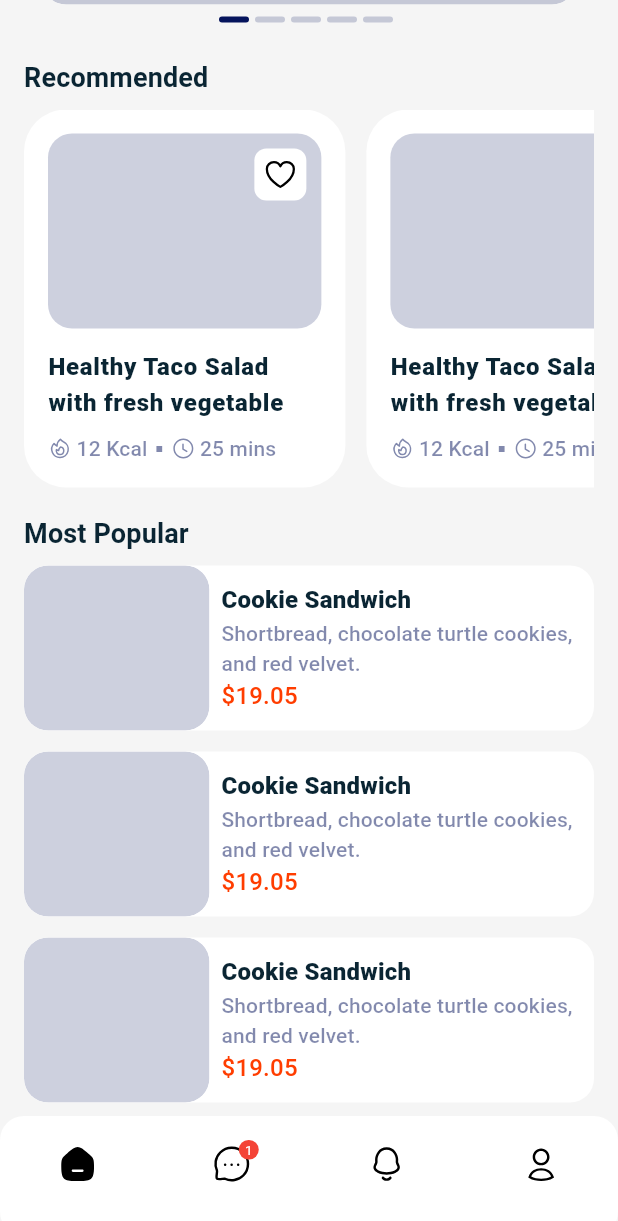
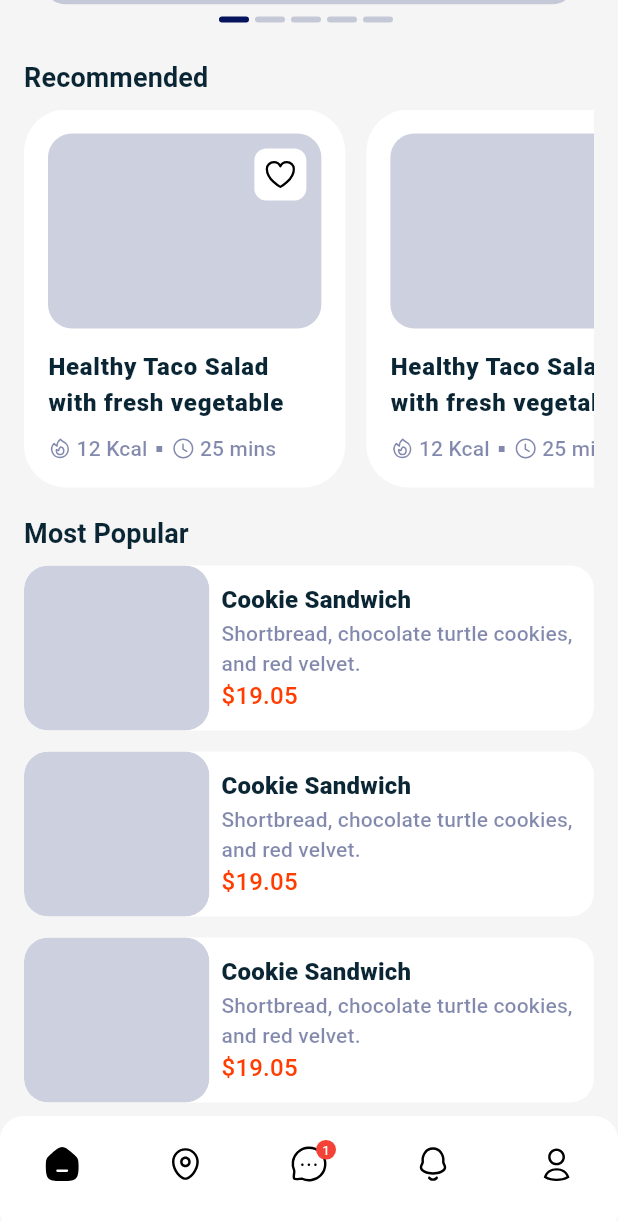
Before and after one commit to Jessepelumi/my_street_tab, a Flutter app: the Navigation screen opened directly, scrolled down 576 dp, on a phone screen of 412 x 824 dp. Shown: the top 1221 px of the screen. Run offline on Flutter 3.47's test engine with Material 3 defaults, Android fonts, the light colour scheme and no system bars; drawn by our look-alikes of carousel_slider; our stand-ins replace flutter_svg, geolocator, get, get_storage, google_fonts, pin_code_fields and 1 more; accounts and stored records are empty; Roboto replaces fonts that are missing (Sen).

Commit message:
added location screen to bottom navigation bar

```diff
--- a/lib/src/modules/router/user/navigation.dart
+++ b/lib/src/modules/router/user/navigation.dart
@@ -25,6 +25,7 @@ class Navigation extends StatelessWidget {
             mainAxisAlignment: MainAxisAlignment.spaceAround,
             children: [
               GestureDetector(
+                behavior: HitTestBehavior.opaque,
                 onTap: () => controller.selectedIndex.value = 0,
                 child: SvgPicture.asset(
                   controller.selectedIndex.value == 0
@@ -34,23 +35,25 @@ class Navigation extends StatelessWidget {
                   height: 26,
                 ),
               ),
-              // GestureDetector(
-              //   onTap: () => controller.selectedIndex.value = 1,
-              //   child: SvgPicture.asset(
-              //     controller.selectedIndex.value == 1
-              //         ? IconStrings.locationFilled
-              //         : IconStrings.locationOutlined,
-              //     width: 26,
-              //     height: 26,
-              //   ),
-              // ),
+              GestureDetector(
+                behavior: HitTestBehavior.opaque,
+                onTap: () => controller.selectedIndex.value = 1,
+                child: SvgPicture.asset(
+                  controller.selectedIndex.value == 1
+                      ? IconStrings.locationFilled
+                      : IconStrings.locationOutlined,
+                  width: 26,
+                  height: 26,
+                ),
+              ),
               Stack(
                 clipBehavior: Clip.none,
                 children: [
                   GestureDetector(
-                    onTap: () => controller.selectedIndex.value = 1,
+                    behavior: HitTestBehavior.opaque,
+                    onTap: () => controller.selectedIndex.value = 2,
                     child: SvgPicture.asset(
-                      controller.selectedIndex.value == 1
+                      controller.selectedIndex.value == 2
                           ? IconStrings.chatFilled
                           : IconStrings.chatOutlined,
                       width: 26,
@@ -82,9 +85,10 @@ class Navigation extends StatelessWidget {
                 ],
               ),
               GestureDetector(
-                onTap: () => controller.selectedIndex.value = 2,
+                behavior: HitTestBehavior.opaque,
+                onTap: () => controller.selectedIndex.value = 3,
                 child: SvgPicture.asset(
-                  controller.selectedIndex.value == 2
+                  controller.selectedIndex.value == 3
                       ? IconStrings.notificationFilled
                       : IconStrings.notificationOutlined,
                   width: 26,
@@ -92,9 +96,10 @@ class Navigation extends StatelessWidget {
                 ),
               ),
               GestureDetector(
-                onTap: () => controller.selectedIndex.value = 3,
+                behavior: HitTestBehavior.opaque,
+                onTap: () => controller.selectedIndex.value = 4,
                 child: SvgPicture.asset(
-                  controller.selectedIndex.value == 3
+                  controller.selectedIndex.value == 4
                       ? IconStrings.userFilled
                       : IconStrings.userOutlined,
                   width: 26,
--- a/lib/src/modules/router/user/navigation_controller.dart
+++ b/lib/src/modules/router/user/navigation_controller.dart
@@ -1,6 +1,7 @@
 import 'package:get/state_manager.dart';
 import 'package:my_street_tab/src/modules/views/users/chat/chat.dart';
 import 'package:my_street_tab/src/modules/views/users/home/home.dart';
+import 'package:my_street_tab/src/modules/views/users/location/location.dart';
 //import 'package:my_street_tab/src/modules/views/users/location/location.dart';
 import 'package:my_street_tab/src/modules/views/users/notification/notification.dart';
 import 'package:my_street_tab/src/modules/views/users/profile/profile.dart';
@@ -10,7 +11,7 @@ class NavigationController extends GetxController {
 
   final screens = const [
     Home(),
-    //Location(),
+    Location(),
     Chat(),
     Notification(),
     Profile(),
```
